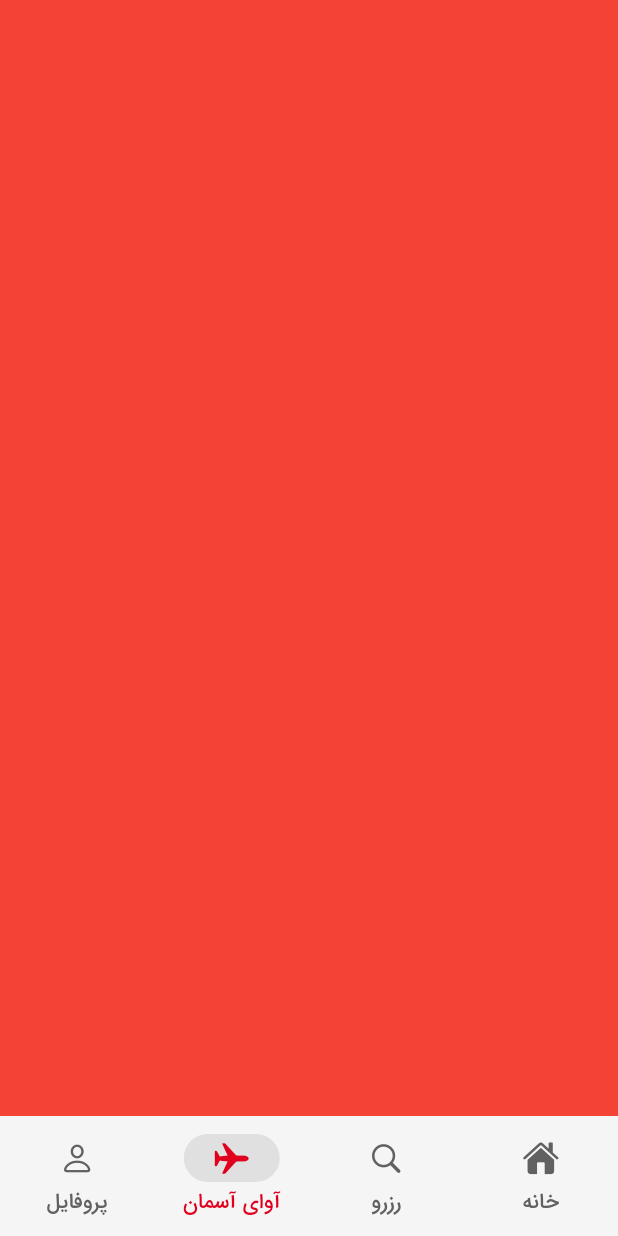
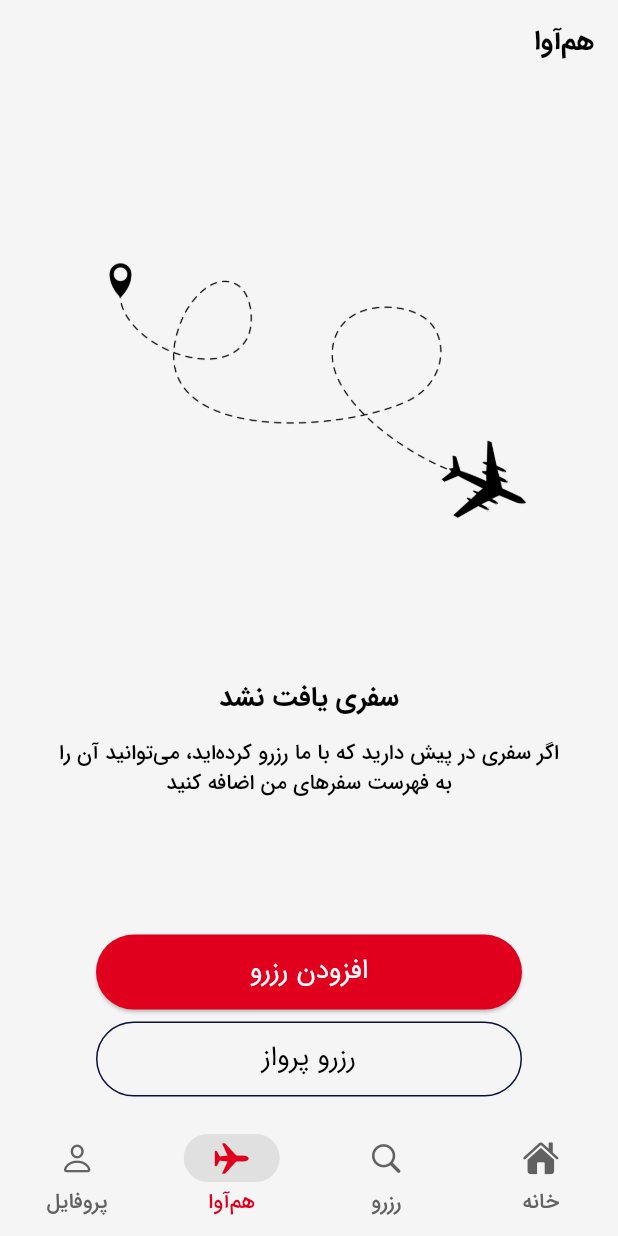
Before and after one commit to AmirhosseinSoleimani/ava_airline, a Flutter app: the screen it shows after launch, item 3 of the bottom bar chosen, on a phone screen of 412 x 824 dp. Run offline on Flutter 3.47's test engine with Material 3 defaults, Android fonts, the light colour scheme and no system bars; our stand-ins replace carousel_slider, equatable, flutter_bloc, flutter_spinkit, flutter_svg, flutter_typeahead and 5 more; missing offline and left inert: persian_datetime_picker; generated files the repository leaves out were written again.

Commit message:
hamava page design

```diff
--- a/lib/l10n/app_ar.arb
+++ b/lib/l10n/app_ar.arb
@@ -3,7 +3,7 @@
   "comma": "،",
   "home": "المنزل",
   "book": "حجز",
-  "myTrips": "رحلاتي",
+  "myTrips": "هم\u200Cآوا",
   "profile": "الملف الشخصي",
   "destinationsFrom": "وجهات من",
   "iran": "إيران",
@@ -44,5 +44,9 @@
   "passengerAndCabinClass": "الركاب وفئة المقصورة",
   "adultEconomyClass1": "بالغ إكونومي کلاس 1",
   "search": "بحث",
-  "flight": "رحلة"
+  "flight": "رحلة",
+  "noTrips": "لا توجد رحلات قادمة",
+  "noTripsDescription": "إذا كان لديك رحلة قادمة محجوزة معنا، يمكنك إضافتها إلى قائمة رحلاتي.",
+  "bookFlight": "إحجز رحلة طيران",
+  "addBooking": "أضف الحجز"
 }
--- a/lib/l10n/app_en.arb
+++ b/lib/l10n/app_en.arb
@@ -3,7 +3,7 @@
   "comma": ",",
   "home": "Home",
   "book": "Book",
-  "myTrips": "AVA-e-Aseman",
+  "myTrips": "Hamava",
   "profile": "Profile",
   "destinationsFrom" : "Destinations from",
   "iran" : "Iran",
@@ -44,5 +44,9 @@
   "passengerAndCabinClass": "Passenger and cabin class",
   "adultEconomyClass1": "Adult economy class 1",
   "search": "Search",
-  "flight": "Flight"
+  "flight": "Flight",
+  "noTrips": "No upcoming trips",
+  "noTripsDescription": "If you have an upcoming trip booked with us, you can add it to your My trips list.",
+  "bookFlight": "Book a flight",
+  "addBooking": "Add booking"
 }
--- a/lib/l10n/app_fa.arb
+++ b/lib/l10n/app_fa.arb
@@ -3,7 +3,7 @@
   "comma": "،",
   "home": "خانه",
   "book": "رزرو",
-  "myTrips": "آوای آسمان",
+  "myTrips": "هم\u200Cآوا",
   "profile": "پروفایل",
   "destinationsFrom": "مقصدها از",
   "iran": "ایران",
@@ -44,5 +44,9 @@
   "passengerAndCabinClass": "مسافر و کلاس کابین",
   "adultEconomyClass1": "بزرگسال اکونومی کلاس 1",
   "search": "جستجو",
-  "flight": "پرواز"
+  "flight": "پرواز",
+  "noTrips": "سفری یافت نشد",
+  "noTripsDescription": "اگر سفری در پیش دارید که با ما رزرو کرده\u200Cاید، می\u200Cتوانید آن را به فهرست سفرهای من اضافه کنید",
+  "bookFlight": "رزرو پرواز",
+  "addBooking": "افزودن رزرو"
 }
--- a/lib/src/features/my_trips/presentation/pages/my_trips_page.dart
+++ b/lib/src/features/my_trips/presentation/pages/my_trips_page.dart
@@ -1,15 +1,89 @@
+import 'package:ava_airline/src/features/bottom_navigation_bar/bottom_navigation_bar.dart';
+import 'package:flutter_gen/gen_l10n/app_localizations.dart';
 import 'package:flutter/material.dart';
+
+import '../../../../shared/resources/resources.dart';
 
 class MyTripsPage extends StatelessWidget {
   static const myTripsPageName = 'my-trips-page';
   static const myTripsPagePath = '/my-trips-page';
+
   const MyTripsPage({super.key});
 
   @override
   Widget build(BuildContext context) {
+    final localization = AppLocalizations.of(context)!;
     return Scaffold(
-      body: Container(
-        color: Colors.red,
+      appBar: AppBar(
+        title: Text(localization.myTrips),
+      ),
+      body: Padding(
+        padding: const EdgeInsets.all(AppPadding.p32),
+        child: Column(
+          mainAxisAlignment: MainAxisAlignment.spaceAround,
+          children: [
+            Image.asset(
+              'assets/image/plane.png',
+              width: MediaQuery.of(context).size.width,
+            ),
+            Column(
+              children: [
+                Text(localization.noTrips,
+                    style: Theme.of(context).textTheme.titleLarge),
+                const SizedBox(height: 16),
+                Text(localization.noTripsDescription,
+                    style: Theme.of(context).textTheme.bodyMedium,
+                textAlign: TextAlign.center,),
+              ],
+            ),
+            Container(
+              width: MediaQuery.of(context).size.width,
+              padding: const EdgeInsets.all(32),
+              child: Column(children: [
+                SizedBox(
+                  width: MediaQuery.of(context).size.width * 0.75,
+                  height: 50,
+                  child: ElevatedButton(
+                    style: ButtonStyle(
+                        backgroundColor: WidgetStatePropertyAll(
+                            Theme.of(context).colorScheme.primary)),
+                    child: Text(
+                      localization.addBooking,
+                      style: Theme.of(context).textTheme.titleSmall!.copyWith(
+                          color: Theme.of(context).colorScheme.onPrimary),
+                    ),
+                    onPressed: () {},
+                  ),
+                ),
+                const SizedBox(height: 8),
+                SizedBox(
+                  width: MediaQuery.of(context).size.width * 0.75,
+                  height: 50,
+                  child: OutlinedButton(
+                  style: ButtonStyle(
+                    side: WidgetStatePropertyAll(BorderSide(
+                      color: Theme.of(context).colorScheme.secondary, // Border color
+                      width: 1, // Border thickness
+                    ),),
+                    backgroundColor: WidgetStatePropertyAll(
+                        Theme.of(context).colorScheme.surface),
+                    shape: WidgetStatePropertyAll(RoundedRectangleBorder(
+
+                      borderRadius: BorderRadius.circular(30.0),
+                    )),
+                  ),
+                  child: Text(
+                    localization.bookFlight,
+                    style: Theme.of(context).textTheme.titleSmall!.copyWith(
+                        color: Theme.of(context).colorScheme.onSurface),
+                  ),
+                  onPressed: () => context.go('/book-page'),
+                ),
+                ),
+              ]),
+            ),
+          ],
+        ),
       ),
     );
   }
--- a/lib/src/shared/resources/assets_manager.dart
+++ b/lib/src/shared/resources/assets_manager.dart
@@ -57,4 +57,5 @@ class SvgManager {
   static const String avaAirLineLogoSvg = "assets/svg/home_page/ava_logo.svg";
   static const String earthSvg = "assets/svg/home_page/earth.svg";
   static const String wordSvg = "assets/svg/content_management/word.svg";
+  static const String planeSvg = "assets/svg/plane.svg";
 }
```
Also changed, not shown: assets/image/plane.png (added), assets/svg/plane.svg (deleted).
